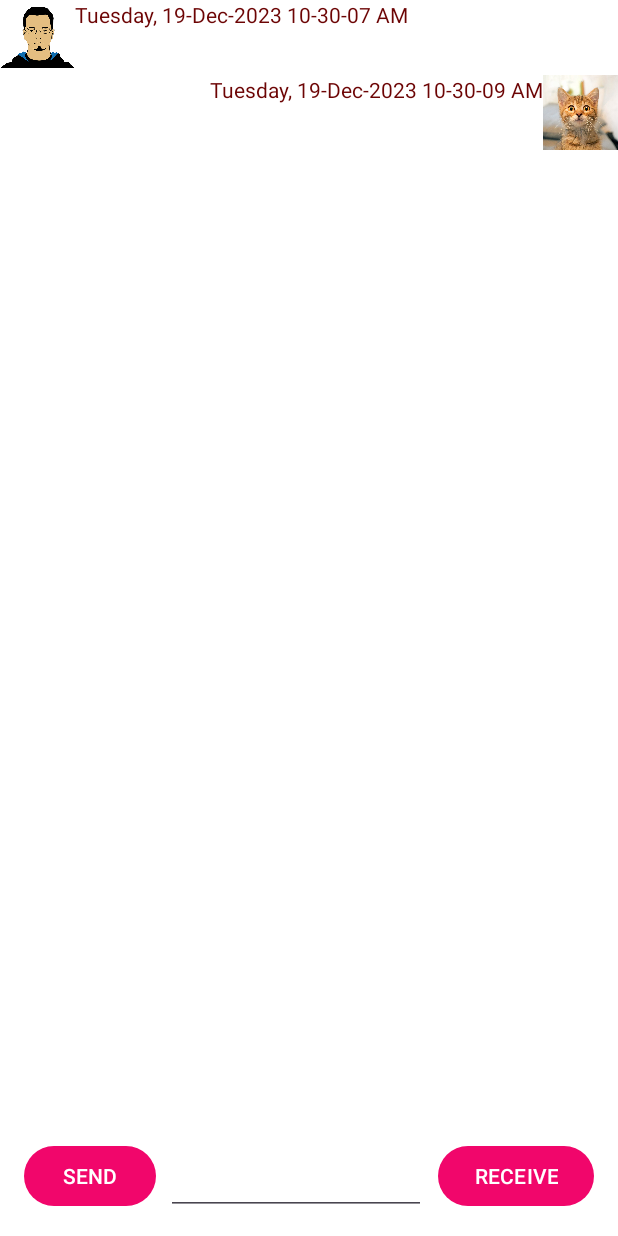
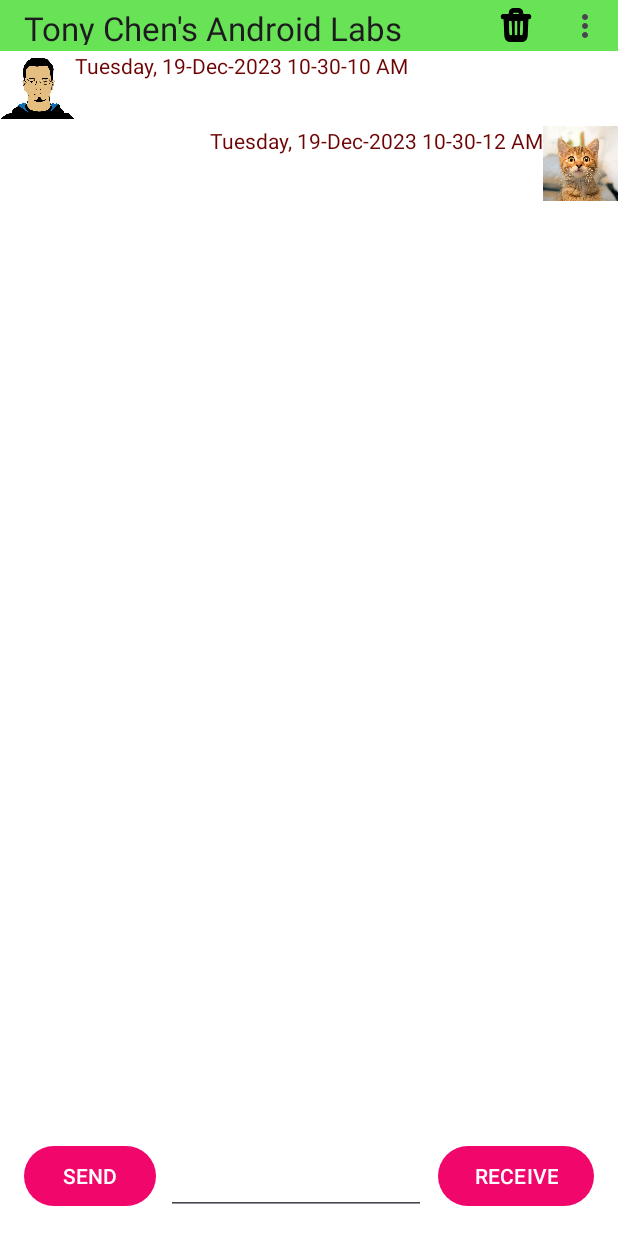
Before and after one commit to tonyxchen/TonyChensAndroidLabs, an Android app: the screen it shows after launch (ChatRoom), after a tap on "RECEIVE", on a phone screen of 412 x 824 dp. Run offline under Robolectric (Android 15) with nearby library versions, the phone set to English and light mode, and no system bars; our stand-ins replace Room's generated code; 1 other tap on this screen came first.

Commit message:
Finished Week 9

```diff
--- a/app/src/main/java/algonquin/cst2335/chen0872/ChatMessages.java
+++ b/app/src/main/java/algonquin/cst2335/chen0872/ChatMessages.java
@@ -30,6 +30,7 @@
     ChatMessages(){
 
     }
+    public int getId(){return id;}
 
     public String getMessage() {
         return message;
--- a/app/src/main/java/algonquin/cst2335/chen0872/ChatRoom.java
+++ b/app/src/main/java/algonquin/cst2335/chen0872/ChatRoom.java
@@ -12,9 +12,12 @@
 import android.app.AlertDialog;
 import android.os.Bundle;
 import android.view.LayoutInflater;
+import android.view.Menu;
+import android.view.MenuItem;
 import android.view.View;
 import android.view.ViewGroup;
 import android.widget.TextView;
+import android.widget.Toast;
 
 import com.google.android.material.snackbar.Snackbar;
 
@@ -23,6 +26,7 @@
 import java.util.Date;
 import java.util.concurrent.Executor;
 import java.util.concurrent.Executors;
+import java.util.concurrent.Phaser;
 
 import algonquin.cst2335.chen0872.databinding.ActivityChatRoomBinding;
 import algonquin.cst2335.chen0872.databinding.SentMessageBinding;
@@ -42,12 +46,14 @@
     protected void onCreate(Bundle savedInstanceState) {
         super.onCreate(savedInstanceState);
 
+
+
         MessageDatabase db = Room.databaseBuilder(getApplicationContext(), MessageDatabase.class, "database-name").build();
         mDAO = db.cmDAO();
 
         binding = ActivityChatRoomBinding.inflate(getLayoutInflater());
         setContentView(binding.getRoot());
-
+        setSupportActionBar(binding.myToolbar);
         chatModel = new ViewModelProvider(this).get(ChatRoomViewModel.class);
 
         messages =  chatModel.messages.getValue();
@@ -151,29 +157,8 @@
                 ChatMessages selected = messages.get(position);
 
                 chatModel.selectedMessage.postValue(selected);
-                /*
-                AlertDialog.Builder builder = new AlertDialog.Builder( ChatRoom.this );
-                builder.setMessage("Do you want to delete this message: " +messageText.getText())
-                    .setTitle("Question: ")
-                    .setPositiveButton("Yes",(dialog, cl)->{
-                        ChatMessages m = messages.get(position);
-                        Executor thread = Executors.newSingleThreadExecutor();
-                        thread.execute(() -> {mDAO.deleteMessage(m);});
-                        messages.remove(position);
-                        myAdapter.notifyItemRemoved(position);
-                        ChatMessages removedMessage = m;
+                chatModel.setPosition(position);
 
-                        Snackbar.make(messageText, "You deleted #" + position, Snackbar.LENGTH_LONG)
-                                .setAction("UNDO", clik -> {
-                                    messages.add(position, removedMessage);
-                                    myAdapter.notifyItemInserted(position);
-                                })
-                                .show();
-                    })
-                .setNegativeButton("No",(dialog, cl)->{})
-                .create().show();
-
-                 */
             });
 
             messageText = itemView.findViewById(R.id.message);
@@ -181,7 +166,69 @@
         }
     }
 
+    @Override
+    public  boolean onCreateOptionsMenu(Menu menu) {
+        super.onCreateOptionsMenu(menu);
+        getMenuInflater().inflate(R.menu.my_menu, menu);
+        return true;
+    }
+
+
+    @Override
+    public boolean onOptionsItemSelected(@NonNull MenuItem item){
+        switch (item.getItemId()){
+            case R.id.deleteMenu:
+                deleteSelection();
+                break;
+            case R.id.aboutMenu:
+                Toast.makeText(this,"Version 1.0, created by Tony Chen", Toast.LENGTH_LONG).show();
+                break;
+            default:
+                return super.onOptionsItemSelected(item);
+        }
+        return true;
+    }
 
 
 
+    private void deleteSelection(){
+        if(chatModel.selectedMessage.getValue() != null) {
+            ChatMessages m = chatModel.selectedMessage.getValue();
+            int pos = chatModel.getPosition();
+
+
+            AlertDialog.Builder builder = new AlertDialog.Builder(ChatRoom.this);
+            builder.setMessage("Do you want to delete this message: " + m.getMessage())
+                    .setTitle("Question: ")
+                    .setPositiveButton("Yes", (dialog, cl) -> {
+                        ChatMessages removedMessage = m;
+                        Executor thread = Executors.newSingleThreadExecutor();
+                        thread.execute(() -> {
+                            mDAO.deleteMessage(m);
+                        });
+                        messages.remove(m);
+                        myAdapter.notifyItemRemoved(pos);
+
+
+
+                        Snackbar.make(binding.recycleView, "You deleted #" + pos, Snackbar.LENGTH_LONG)
+                                .setAction("UNDO", clik -> {
+                                    Executor thread1 = Executors.newSingleThreadExecutor();
+                                    thread1.execute(() -> {
+                                        mDAO.insertMessage(removedMessage);
+                                    });
+                                    messages.add(pos, removedMessage);
+                                    myAdapter.notifyItemInserted(pos);
+                                })
+                                .show();
+
+
+                    })
+                    .setNegativeButton("No", (dialog, cl) -> {
+                    })
+                    .create().show();
+        }
+    }
+
+
 }
--- a/app/src/main/java/algonquin/cst2335/chen0872/MessageDetailsFragment.java
+++ b/app/src/main/java/algonquin/cst2335/chen0872/MessageDetailsFragment.java
@@ -38,5 +38,10 @@
         return binding.getRoot();
 
 
+
+
+
+
     }
+
 }
--- a/app/src/main/res/layout/activity_chat_room.xml
+++ b/app/src/main/res/layout/activity_chat_room.xml
@@ -5,7 +5,21 @@
     xmlns:tools="http://schemas.android.com/tools"
     android:layout_width="match_parent"
     android:layout_height="match_parent"
-    tools:context=".ChatRoom">
+    tools:context=".ChatRoom"
+    android:orientation="vertical">
+
+    <androidx.appcompat.widget.Toolbar
+        android:id="@+id/myToolbar"
+        android:layout_width="match_parent"
+        android:layout_height="34dp"
+        app:layout_constraintBottom_toBottomOf="@+id/recycleView"
+        app:layout_constraintEnd_toEndOf="parent"
+        app:layout_constraintHorizontal_bias="0.0"
+        app:layout_constraintStart_toStartOf="parent"
+        app:layout_constraintTop_toTopOf="parent"
+        app:layout_constraintVertical_bias="0.0"
+        android:background="@color/my_statusbar"/>
+
 
     <FrameLayout
         android:layout_width="match_parent"
@@ -14,9 +28,12 @@
         android:background="@color/white">
 
 
+
         <androidx.constraintlayout.widget.ConstraintLayout
             android:layout_width="match_parent"
-            android:layout_height="match_parent">
+            android:layout_height="match_parent"
+            app:layout_constraintTop_toBottomOf="@+id/myToolbar"
+            app:layout_constraintBottom_toBottomOf="parent">
 
 
             <androidx.recyclerview.widget.RecyclerView
@@ -25,8 +42,9 @@
                 android:layout_height="0dp"
                 app:layout_constraintBottom_toBottomOf="parent"
                 app:layout_constraintEnd_toEndOf="parent"
+                app:layout_constraintHorizontal_bias="0.0"
                 app:layout_constraintStart_toStartOf="parent"
-                app:layout_constraintTop_toTopOf="parent"/>
+                app:layout_constraintTop_toTopOf="parent" />
 
             <Button
                 android:id="@+id/sendButton"
--- a/app/src/main/res/layout/details_layout.xml
+++ b/app/src/main/res/layout/details_layout.xml
@@ -5,6 +5,7 @@
     android:layout_width="match_parent"
     android:layout_height="match_parent"
     android:background="@color/white">
+
 
     <TextView
         android:id="@+id/message"
--- /dev/null
+++ b/app/src/main/res/menu/my_menu.xml
@@ -0,0 +1,14 @@
+<?xml version="1.0" encoding="utf-8"?>
+<menu xmlns:app="http://schemas.android.com/apk/res-auto"
+    xmlns:android="http://schemas.android.com/apk/res/android">
+
+    <item
+        android:id="@+id/deleteMenu"
+        android:icon="@drawable/delete"
+        android:title="Delete this item"
+        app:showAsAction="always" />
+    <item
+        android:id="@+id/aboutMenu"
+        android:title="About"
+        app:showAsAction="never" />
+</menu>
--- a/app/src/main/res/values/themes.xml
+++ b/app/src/main/res/values/themes.xml
@@ -5,6 +5,8 @@
         <item name="colorSecondary">@color/my_secondary</item>
         <item name="android:statusBarColor">@color/my_statusbar</item>
         <item name="android:textColor">@color/my_text</item>
+        <item name="windowActionBar">false</item>
+        <item name="windowNoTitle">true</item>
     </style>
 
     <style name="Theme.TonyChensAndroidLabs" parent="Base.Theme.TonyChensAndroidLabs" />
--- a/gradle.properties
+++ b/gradle.properties
@@ -19,3 +19,4 @@
 # resources declared in the library itself and none from the library's dependencies,
 # thereby reducing the size of the R class for that library
 android.nonTransitiveRClass=true
+android.nonFinalResIds=false
```
Also changed, not shown: app/src/main/java/algonquin/cst2335/chen0872/ChatRoomViewModel.java (+10 -0 lines), app/src/main/res/drawable/delete.png (added).
